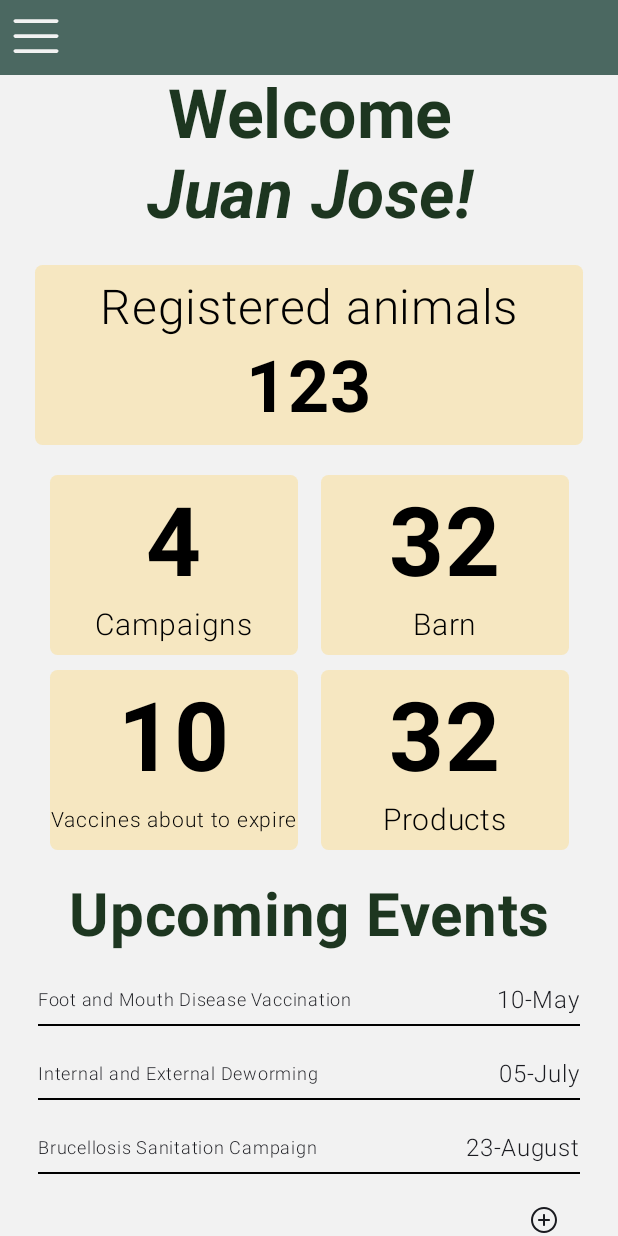
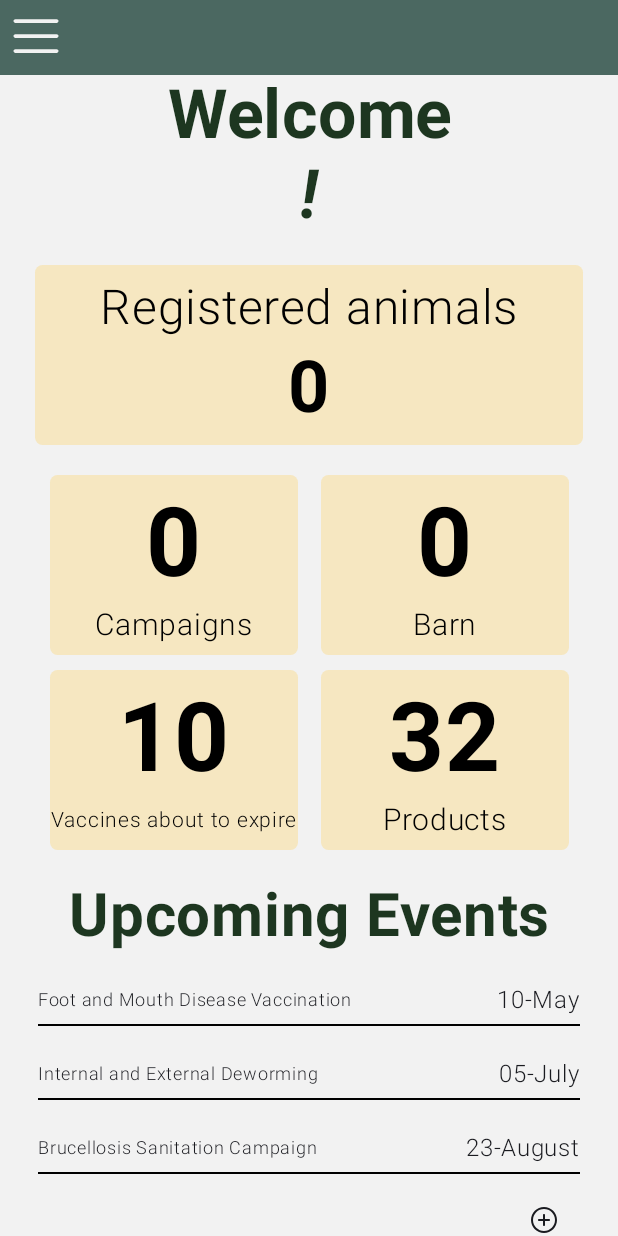
Before and after one commit to Bovinova/Native-mobile-development----VacApp, an Android app built with Jetpack Compose: the home screen opened through its navigation route, on a phone screen of 412 x 824 dp. Run offline under Robolectric (Android 15) with nearby library versions, the phone set to English and light mode, and no system bars; our stand-ins replace Room's generated code; network calls fail; pictures from the network do not load; 1 statement that could not run was skipped.

Commit message:
feat: implement user info management

```diff
--- a/app/src/main/java/pe/edu/upc/vacapp/animal/data/model/AnimalResponse.kt
+++ b/app/src/main/java/pe/edu/upc/vacapp/animal/data/model/AnimalResponse.kt
@@ -20,7 +20,7 @@ data class AnimalResponse(
     @SuppressLint("DefaultLocale")
     fun toAnimal(): Animal {
         val localDateTime =
-            LocalDateTime.parse(birthDate, DateTimeFormatter.ofPattern("yyyy-MM-dd'T'HH:mm:ss"))
+            LocalDateTime.parse(birthDate, DateTimeFormatter.ofPattern("yyyy-MM-dd'T'HH:mm:ss.SSS"))
         val birthDateOnly = localDateTime.toLocalDate()
         val formattedDate = birthDateOnly.format(DateTimeFormatter.ofPattern("dd/MM/yyyy"))
         val today = LocalDate.now()
--- a/app/src/main/java/pe/edu/upc/vacapp/campaign/data/model/CampaignResponse.kt
+++ b/app/src/main/java/pe/edu/upc/vacapp/campaign/data/model/CampaignResponse.kt
@@ -1,6 +1,5 @@
 package pe.edu.upc.vacapp.campaign.data.model
 
-import org.threeten.bp.LocalDate
 import org.threeten.bp.LocalDateTime
 import org.threeten.bp.format.DateTimeFormatter
 import pe.edu.upc.vacapp.campaign.domain.model.Campaign
@@ -17,7 +16,7 @@ data class CampaignResponse(
     val stableId: Int,
 ) {
     fun toCampaign(): Campaign {
-        val dateFormatter = DateTimeFormatter.ofPattern("yyyy-MM-dd'T'HH:mm:ss")
+        val dateFormatter = DateTimeFormatter.ofPattern("yyyy-MM-dd'T'HH:mm:ss.SSS")
         val startDateTime = LocalDateTime.parse(startDate, dateFormatter)
         val endDateTime = LocalDateTime.parse(endDate, dateFormatter)
         val formattedStartDateTime = startDateTime.format(DateTimeFormatter.ofPattern("dd/MM/yyyy"))
--- /dev/null
+++ b/app/src/main/java/pe/edu/upc/vacapp/home/data/di/DataModule.kt
@@ -0,0 +1,15 @@
+package pe.edu.upc.vacapp.home.data.di
+
+import pe.edu.upc.vacapp.home.data.remote.UserInfoService
+import pe.edu.upc.vacapp.home.data.repository.UserInfoRepository
+import pe.edu.upc.vacapp.shared.data.di.SharedDataModule.getRetrofit
+
+object DataModule {
+    fun getUserInfoRepository(): UserInfoRepository {
+        return UserInfoRepository(getUserInfoService())
+    }
+
+    fun getUserInfoService(): UserInfoService {
+        return getRetrofit().create(UserInfoService::class.java)
+    }
+}
--- /dev/null
+++ b/app/src/main/java/pe/edu/upc/vacapp/home/data/remote/UserInfoService.kt
@@ -0,0 +1,10 @@
+package pe.edu.upc.vacapp.home.data.remote
+
+import pe.edu.upc.vacapp.home.data.model.UserInfoResponse
+import retrofit2.Response
+import retrofit2.http.GET
+
+interface UserInfoService {
+    @GET("user/get-info")
+    suspend fun getUserInfo(): Response<UserInfoResponse>
+}
--- /dev/null
+++ b/app/src/main/java/pe/edu/upc/vacapp/home/data/repository/UserInfoRepository.kt
@@ -0,0 +1,21 @@
+package pe.edu.upc.vacapp.home.data.repository
+
+import kotlinx.coroutines.Dispatchers
+import kotlinx.coroutines.withContext
+import pe.edu.upc.vacapp.home.data.remote.UserInfoService
+import pe.edu.upc.vacapp.home.domain.model.UserInfo
+
+class UserInfoRepository(
+    private val userInfoService: UserInfoService
+) {
+    suspend fun getUserInfo(): UserInfo = withContext(Dispatchers.IO) {
+        val res = userInfoService.getUserInfo()
+
+        if (res.isSuccessful) {
+            return@withContext res.body()?.toUserInfo()
+                ?: throw Exception("Empty response body")
+        }
+
+        throw Exception("Error fetching user info: ${res.errorBody()?.string() ?: "Unknown error"}")
+    }
+}
--- /dev/null
+++ b/app/src/main/java/pe/edu/upc/vacapp/home/domain/model/UserInfo.kt
@@ -0,0 +1,8 @@
+package pe.edu.upc.vacapp.home.domain.model
+
+data class UserInfo(
+    val name: String = "",
+    val totalAnimals: Int = 0,
+    val totalCampaigns: Int = 0,
+    val totalBarns: Int = 0
+)
--- /dev/null
+++ b/app/src/main/java/pe/edu/upc/vacapp/home/presentation/di/PresentationModule.kt
@@ -0,0 +1,10 @@
+package pe.edu.upc.vacapp.home.presentation.di
+
+import pe.edu.upc.vacapp.home.data.di.DataModule.getUserInfoRepository
+import pe.edu.upc.vacapp.home.presentation.viewmodel.HomeViewModel
+
+object PresentationModule {
+    fun getHomeViewModel(): HomeViewModel {
+        return HomeViewModel(getUserInfoRepository())
+    }
+}
--- a/app/src/main/java/pe/edu/upc/vacapp/home/presentation/navigation/Navigation.kt
+++ b/app/src/main/java/pe/edu/upc/vacapp/home/presentation/navigation/Navigation.kt
@@ -46,24 +46,54 @@ import pe.edu.upc.vacapp.barn.presentation.view.BarnView
 import pe.edu.upc.vacapp.campaign.presentation.di.PresentacionModel.getCampaignViewModel
 import pe.edu.upc.vacapp.campaign.presentation.view.CampaignView
 import pe.edu.upc.vacapp.campaign.presentation.view.FormCampaignView
+import pe.edu.upc.vacapp.home.presentation.di.PresentationModule.getHomeViewModel
 import pe.edu.upc.vacapp.home.presentation.view.HomeView
+import pe.edu.upc.vacapp.shared.data.local.JwtStorage
 import pe.edu.upc.vacapp.ui.theme.Color
 
 @Preview
 @Composable
-fun Navigation() {
+fun Navigation(
+    goToLogin: () -> Unit = {}
+) {
     val drawerState = rememberDrawerState(DrawerValue.Closed)
     val navController = rememberNavController()
     val scope = rememberCoroutineScope()
     val selectedAnimal = remember { mutableStateOf<Animal?>(null) }
+    val homeViewModel = getHomeViewModel()
 
     ModalNavigationDrawer(
         scrimColor = Color.Transparent, drawerContent = {
             DrawerList(
-                ontapCampaign = { navController.navigate("campaign") },
-                ontapHome = { navController.navigate("home") },
-                onTapAnimal = { navController.navigate("animals") },
-                ontapBarn = { navController.navigate("barn") })
+                ontapCampaign = {
+                    navController.navigate("campaign") {
+                        popUpTo("home") { inclusive = false }
+                        launchSingleTop = true
+                    }
+                },
+                ontapHome = {
+                    navController.navigate("home") {
+                        popUpTo("home") { inclusive = false }
+                        launchSingleTop = true
+                    }
+                },
+                onTapAnimal = {
+                    navController.navigate("animals") {
+                        popUpTo("home") { inclusive = false }
+                        launchSingleTop = true
+                    }
+                },
+                ontapBarn = {
+                    navController.navigate("barn") {
+                        popUpTo("home") { inclusive = false }
+                        launchSingleTop = true
+                    }
+                },
+                onSignOut = {
+                    JwtStorage.clearToken()
+                    goToLogin()
+                }
+            )
         }, drawerState = drawerState
     ) {
         Scaffold(
@@ -75,18 +105,22 @@ fun Navigation() {
                 navController, startDestination = "home", modifier = Modifier.padding(padding)
             ) {
                 composable("home") {
+                    homeViewModel.getUserInfo()
+
                     HomeView(
-
+                        viewmodel = homeViewModel,
                         ontapAddCampaign = { navController.navigate("addcampaign") },
                         ontapAddBarn = { navController.navigate("addbarn") },
+                        onTapAnimal = { navController.navigate("add-animal") }
+                    )
+                }
 
-                        onTapAnimal = { navController.navigate("add-animal") })
-                }
                 composable("campaign") {
                     val viewmodel = getCampaignViewModel()
                     viewmodel.getCampaing()
                     CampaignView(viewmodel)
                 }
+
                 composable("addcampaign") {
                     val viewmodel = getCampaignViewModel()
                     FormCampaignView(
@@ -131,7 +165,8 @@ fun DrawerList(
     ontapCampaign: () -> Unit = {},
     ontapHome: () -> Unit = {},
     onTapAnimal: () -> Unit = {},
-    ontapBarn: () -> Unit = {}
+    ontapBarn: () -> Unit = {},
+    onSignOut: () -> Unit = {}
 ) {
     Column(
         modifier = Modifier
@@ -244,6 +279,7 @@ fun DrawerList(
             Row(
                 verticalAlignment = Alignment.CenterVertically,
                 horizontalArrangement = Arrangement.spacedBy(10.dp),
+                modifier = Modifier.clickable { onSignOut() }
             ) {
                 Icon(
                     painter = painterResource(R.drawable.sign_out),
@@ -251,7 +287,7 @@ fun DrawerList(
                     contentDescription = null,
                     modifier = Modifier.size(30.dp)
                 )
-                Text("Exit", fontWeight = FontWeight.Normal, fontSize = 20.sp, color = Color.White)
+                Text("Log Out", fontWeight = FontWeight.Normal, fontSize = 20.sp, color = Color.White)
             }
         }
     }
--- a/app/src/main/java/pe/edu/upc/vacapp/home/presentation/view/HomeView.kt
+++ b/app/src/main/java/pe/edu/upc/vacapp/home/presentation/view/HomeView.kt
@@ -1,6 +1,7 @@
 package pe.edu.upc.vacapp.home.presentation.view
 
 import androidx.compose.foundation.background
+import androidx.compose.foundation.border
 import androidx.compose.foundation.clickable
 import androidx.compose.foundation.layout.Arrangement
 import androidx.compose.foundation.layout.Box
@@ -20,6 +21,7 @@ import androidx.compose.material3.Icon
 import androidx.compose.material3.IconButton
 import androidx.compose.material3.Text
 import androidx.compose.runtime.Composable
+import androidx.compose.runtime.collectAsState
 import androidx.compose.runtime.mutableStateOf
 import androidx.compose.runtime.remember
 import androidx.compose.ui.Alignment
@@ -34,16 +36,20 @@ import androidx.compose.ui.unit.dp
 import androidx.compose.ui.unit.sp
 import androidx.compose.ui.window.Popup
 import pe.edu.upc.vacapp.R
+import pe.edu.upc.vacapp.home.domain.model.UserInfo
+import pe.edu.upc.vacapp.home.presentation.viewmodel.HomeViewModel
 import pe.edu.upc.vacapp.ui.theme.Color
 
 @Composable
-@Preview
+//@Preview
 fun HomeView(
     ontapAddCampaign: () -> Unit = {},
     onTapAnimal: () -> Unit = {},
     ontapAddBarn: () -> Unit = {},
+    viewmodel: HomeViewModel
 ) {
     val isButtonActive = remember { mutableStateOf(false) }
+    val userInfo = viewmodel.userInfo.collectAsState()
 
     Column(
         modifier = Modifier.fillMaxHeight(),
@@ -59,7 +65,7 @@ fun HomeView(
                 textAlign = TextAlign.Center
             )
             Text(
-                    "Juan Jose!",
+                "${userInfo.value.name}!",
                 fontWeight = FontWeight.Bold,
                 fontStyle = FontStyle.Italic,
                 fontSize = 45.sp,
@@ -69,7 +75,9 @@ fun HomeView(
         }
 
         Card(
-                modifier = Modifier.width(365.dp).height(120.dp),
+            modifier = Modifier
+                .width(365.dp)
+                .height(120.dp),
             shape = RoundedCornerShape(5.dp),
             colors =
                 CardDefaults.cardColors(
@@ -84,14 +92,20 @@ fun HomeView(
             ) {
                 Text("Registered animals", fontWeight = FontWeight.Light, fontSize = 32.sp)
 
-                Text("123", fontWeight = FontWeight.Bold, fontSize = 48.sp)
+                Text(
+                    userInfo.value.totalAnimals.toString(),
+                    fontWeight = FontWeight.Bold,
+                    fontSize = 48.sp
+                )
             }
         }
 
         Column(verticalArrangement = Arrangement.spacedBy(10.dp)) {
             Row(horizontalArrangement = Arrangement.spacedBy(15.dp)) {
                 Card(
-                        modifier = Modifier.width(165.dp).height(120.dp),
+                    modifier = Modifier
+                        .width(165.dp)
+                        .height(120.dp),
                     shape = RoundedCornerShape(5.dp),
                     colors =
                         CardDefaults.cardColors(
@@ -105,12 +119,18 @@ fun HomeView(
                         modifier = Modifier.fillMaxSize(),
                         horizontalAlignment = Alignment.CenterHorizontally,
                     ) {
-                        Text("4", fontWeight = FontWeight.Bold, fontSize = 64.sp)
+                        Text(
+                            userInfo.value.totalCampaigns.toString(),
+                            fontWeight = FontWeight.Bold,
+                            fontSize = 64.sp
+                        )
                         Text("Campaigns", fontWeight = FontWeight.Light, fontSize = 20.sp)
                     }
                 }
                 Card(
-                        modifier = Modifier.width(165.dp).height(120.dp),
+                    modifier = Modifier
+                        .width(165.dp)
+                        .height(120.dp),
                     shape = RoundedCornerShape(5.dp),
                     colors =
                         CardDefaults.cardColors(
@@ -124,14 +144,20 @@ fun HomeView(
                         modifier = Modifier.fillMaxSize(),
                         horizontalAlignment = Alignment.CenterHorizontally,
                     ) {
-                        Text("32", fontWeight = FontWeight.Bold, fontSize = 64.sp)
+                        Text(
+                            userInfo.value.totalBarns.toString(),
+                            fontWeight = FontWeight.Bold,
+                            fontSize = 64.sp
+                        )
                         Text("Barn", fontWeight = FontWeight.Light, fontSize = 20.sp)
                     }
                 }
             }
             Row(horizontalArrangement = Arrangement.spacedBy(15.dp)) {
                 Card(
-                        modifier = Modifier.width(165.dp).height(120.dp),
+                    modifier = Modifier
+                        .width(165.dp)
+                        .height(120.dp),
                     shape = RoundedCornerShape(5.dp),
                     colors =
                         CardDefaults.cardColors(
@@ -154,7 +180,9 @@ fun HomeView(
                     }
                 }
                 Card(
-                        modifier = Modifier.width(165.dp).height(120.dp),
+                    modifier = Modifier
+                        .width(165.dp)
+                        .height(120.dp),
                     shape = RoundedCornerShape(5.dp),
                     colors =
                         CardDefaults.cardColors(
@@ -191,7 +219,8 @@ fun HomeView(
             Box(modifier = Modifier.fillMaxWidth()) {
                 Row(
                     modifier =
-                                Modifier.fillMaxWidth()
+                        Modifier
+                            .fillMaxWidth()
                             .padding(bottom = 5.dp), // Espacio para el Divider
                     horizontalArrangement = Arrangement.SpaceBetween,
                 ) {
@@ -206,7 +235,8 @@ fun HomeView(
                     color = androidx.compose.ui.graphics.Color.Black,
                     thickness = 1.dp,
                     modifier =
-                                Modifier.align(Alignment.BottomStart)
+                        Modifier
+                            .align(Alignment.BottomStart)
                             .fillMaxWidth()
                             .padding(
                                 horizontal = 0.15.dp
@@ -217,7 +247,8 @@ fun HomeView(
             Box(modifier = Modifier.fillMaxWidth()) {
                 Row(
                     modifier =
-                                Modifier.fillMaxWidth()
+                        Modifier
+                            .fillMaxWidth()
                             .padding(bottom = 5.dp), // Espacio para el Divider
                     horizontalArrangement = Arrangement.SpaceBetween,
                 ) {
@@ -232,7 +263,8 @@ fun HomeView(
                     color = androidx.compose.ui.graphics.Color.Black,
                     thickness = 1.dp,
                     modifier =
-                                Modifier.align(Alignment.BottomStart)
+                        Modifier
+                            .align(Alignment.BottomStart)
                             .fillMaxWidth()
                             .padding(
                                 horizontal = 0.15.dp
@@ -243,7 +275,8 @@ fun HomeView(
             Box(modifier = Modifier.fillMaxWidth()) {
                 Row(
                     modifier =
-                                Modifier.fillMaxWidth()
+                        Modifier
+                            .fillMaxWidth()
                             .padding(bottom = 5.dp), // Espacio para el Divider
                     horizontalArrangement = Arrangement.SpaceBetween,
                 ) {
@@ -258,7 +291,8 @@ fun HomeView(
                     color = androidx.compose.ui.graphics.Color.Black,
                     thickness = 1.dp,
                     modifier =
-                                Modifier.align(Alignment.BottomStart)
+                        Modifier
+                            .align(Alignment.BottomStart)
                             .fillMaxWidth()
                             .padding(
                                 horizontal = 0.15.dp
@@ -267,7 +301,11 @@ fun HomeView(
             }
         }
 
-        Box(modifier = Modifier.fillMaxWidth().padding(horizontal = 25.dp)) {
+        Box(
+            modifier = Modifier
+                .fillMaxWidth()
+                .padding(horizontal = 25.dp)
+        ) {
             IconButton(
                 modifier = Modifier.align(Alignment.TopEnd),
                 onClick = { isButtonActive.value = !isButtonActive.value }
@@ -276,15 +314,23 @@ fun HomeView(
                 Icon(
                     painter = painterResource(icon),
                     contentDescription = null,
-                        modifier = Modifier.width(40.dp).height(40.dp)
+                    modifier = Modifier
+                        .width(40.dp)
+                        .height(40.dp)
                 )
             }
 
             if (isButtonActive.value) {
-                Popup(alignment = Alignment.TopEnd, offset = IntOffset(-75, -355)) {
+                Popup(
+                    alignment = Alignment.TopEnd,
+                    offset = IntOffset(-75, -395)
+                ) {
                     Column(
-                            modifier = Modifier.background(Color.AlmondCream).padding(10.dp),
-                            verticalArrangement = Arrangement.spacedBy(10.dp),
+                        modifier = Modifier
+                            .background(Color.AlmondCream)
+                            .border(2.dp, Color.Black)
+                            .padding(10.dp),
+                        verticalArrangement = Arrangement.spacedBy(15.dp),
                     ) {
                         Row(
                             verticalAlignment = Alignment.CenterVertically,
@@ -294,7 +340,9 @@ fun HomeView(
                             Icon(
                                 painter = painterResource(R.drawable.cow),
                                 contentDescription = null,
-                                    modifier = Modifier.width(24.dp).height(24.dp)
+                                modifier = Modifier
+                                    .width(24.dp)
+                                    .height(24.dp)
                             )
                             Text("Animal", fontWeight = FontWeight.ExtraLight, fontSize = 20.sp)
                         }
@@ -306,7 +354,9 @@ fun HomeView(
                             Icon(
                                 painter = painterResource(R.drawable.megaphone),
                                 contentDescription = null,
-                                    modifier = Modifier.width(24.dp).height(24.dp)
+                                modifier = Modifier
+                                    .width(24.dp)
+                                    .height(24.dp)
                             )
                             Text("Campaign", fontWeight = FontWeight.ExtraLight, fontSize = 20.sp)
                         }
@@ -317,7 +367,9 @@ fun HomeView(
                             Icon(
                                 painter = painterResource(R.drawable.resource_package),
                                 contentDescription = null,
-                                    modifier = Modifier.width(24.dp).height(24.dp)
+                                modifier = Modifier
+                                    .width(24.dp)
+                                    .height(24.dp)
                             )
                             Text("Inventory", fontWeight = FontWeight.ExtraLight, fontSize = 20.sp)
                         }
@@ -329,7 +381,9 @@ fun HomeView(
                             Icon(
                                 painter = painterResource(R.drawable.barn),
                                 contentDescription = null,
-                                    modifier = Modifier.width(24.dp).height(24.dp)
+                                modifier = Modifier
+                                    .width(24.dp)
+                                    .height(24.dp)
                             )
                             Text("Barn", fontWeight = FontWeight.ExtraLight, fontSize = 20.sp)
                         }
--- /dev/null
+++ b/app/src/main/java/pe/edu/upc/vacapp/home/presentation/viewmodel/HomeViewModel.kt
@@ -0,0 +1,22 @@
+package pe.edu.upc.vacapp.home.presentation.viewmodel
+
+import androidx.lifecycle.ViewModel
+import androidx.lifecycle.viewModelScope
+import kotlinx.coroutines.flow.MutableStateFlow
+import kotlinx.coroutines.flow.StateFlow
+import kotlinx.coroutines.launch
+import pe.edu.upc.vacapp.home.data.repository.UserInfoRepository
+import pe.edu.upc.vacapp.home.domain.model.UserInfo
+
+class HomeViewModel(
+    private val getUserInfoRepository: UserInfoRepository
+) : ViewModel() {
+    private val _userInfo = MutableStateFlow(UserInfo())
+    val userInfo: StateFlow<UserInfo> = _userInfo
+
+    fun getUserInfo() {
+        viewModelScope.launch {
+            _userInfo.value = getUserInfoRepository.getUserInfo()
+        }
+    }
+}
--- a/app/src/main/java/pe/edu/upc/vacapp/iam/presentation/navigation/NavigationAuth.kt
+++ b/app/src/main/java/pe/edu/upc/vacapp/iam/presentation/navigation/NavigationAuth.kt
@@ -63,7 +63,11 @@ fun NavigationAuth() {
             }
 
             composable("home") {
-                Navigation()
+                Navigation(goToLogin = {
+                    navController.navigate("login") {
+                        popUpTo(0) { inclusive = true }
+                    }
+                })
             }
         }
     }
--- a/app/src/main/java/pe/edu/upc/vacapp/iam/presentation/view/Login.kt
+++ b/app/src/main/java/pe/edu/upc/vacapp/iam/presentation/view/Login.kt
@@ -217,7 +217,7 @@ fun Login(
                 },
                 leadingIcon = {
                     Icon(
-                        painter = painterResource(id = R.drawable.key),
+                        painter = painterResource(id = R.drawable.lock_key),
                         contentDescription = null,
                         tint = Color.Black
                     )
--- a/app/src/main/java/pe/edu/upc/vacapp/iam/presentation/view/Register.kt
+++ b/app/src/main/java/pe/edu/upc/vacapp/iam/presentation/view/Register.kt
@@ -247,7 +247,7 @@ fun Register(
                 },
                 leadingIcon = {
                     Icon(
-                        painter = painterResource(id = R.drawable.key),
+                        painter = painterResource(id = R.drawable.lock_key),
                         contentDescription = null,
                         tint = Color.Black
                     )
--- a/app/src/main/res/drawable/key.xml
+++ /dev/null
@@ -1,9 +0,0 @@
-<vector xmlns:android="http://schemas.android.com/apk/res/android"
-    android:width="32dp"
-    android:height="32dp"
-    android:viewportWidth="256"
-    android:viewportHeight="256">
-  <path
-      android:pathData="M216.57,39.43A80,80 0,0 0,83.91 120.78L28.69,176A15.86,15.86 0,0 0,24 187.31V216a16,16 0,0 0,16 16H72a8,8 0,0 0,8 -8V208H96a8,8 0,0 0,8 -8V184h16a8,8 0,0 0,5.66 -2.34l9.56,-9.57A79.73,79.73 0,0 0,160 176h0.1A80,80 0,0 0,216.57 39.43ZM224,98.1c-1.09,34.09 -29.75,61.86 -63.89,61.9H160a63.7,63.7 0,0 1,-23.65 -4.51,8 8,0 0,0 -8.84,1.68L116.69,168H96a8,8 0,0 0,-8 8v16H72a8,8 0,0 0,-8 8v16H40V187.31l58.83,-58.82a8,8 0,0 0,1.68 -8.84A63.72,63.72 0,0 1,96 95.92c0,-34.14 27.81,-62.8 61.9,-63.89A64,64 0,0 1,224 98.1ZM192,76a12,12 0,1 1,-12 -12A12,12 0,0 1,192 76Z"
-      android:fillColor="#000000"/>
-</vector>
--- /dev/null
+++ b/app/src/main/res/drawable/lock_key.xml
@@ -0,0 +1,9 @@
+<vector xmlns:android="http://schemas.android.com/apk/res/android"
+    android:width="32dp"
+    android:height="32dp"
+    android:viewportWidth="256"
+    android:viewportHeight="256">
+  <path
+      android:pathData="M128,112a28,28 0,0 0,-8 54.83L120,184a8,8 0,0 0,16 0L136,166.83A28,28 0,0 0,128 112ZM128,152a12,12 0,1 1,12 -12A12,12 0,0 1,128 152ZM208,80L176,80L176,56a48,48 0,0 0,-96 0L80,80L48,80A16,16 0,0 0,32 96L32,208a16,16 0,0 0,16 16L208,224a16,16 0,0 0,16 -16L224,96A16,16 0,0 0,208 80ZM96,56a32,32 0,0 1,64 0L160,80L96,80ZM208,208L48,208L48,96L208,96L208,208Z"
+      android:fillColor="#000000"/>
+</vector>
```
Also changed, not shown: app/src/main/java/pe/edu/upc/vacapp/home/data/model/UserInfoResponse.kt (added, +19 -0 lines). Lines whose indentation alone changed are shown as unchanged.
